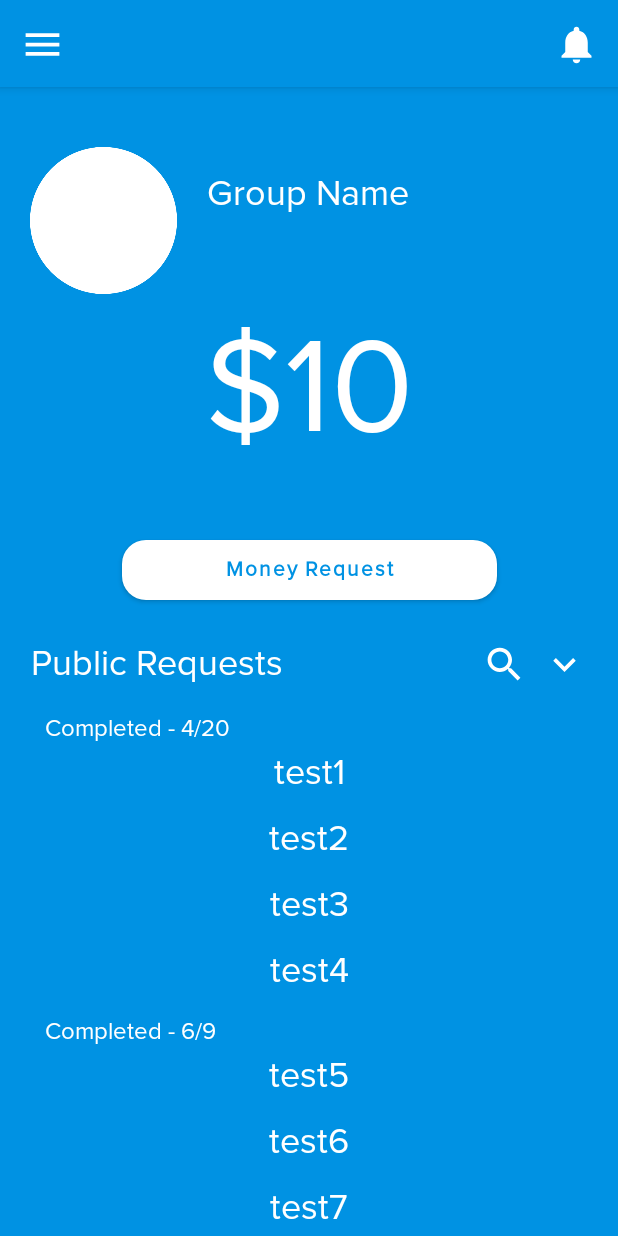
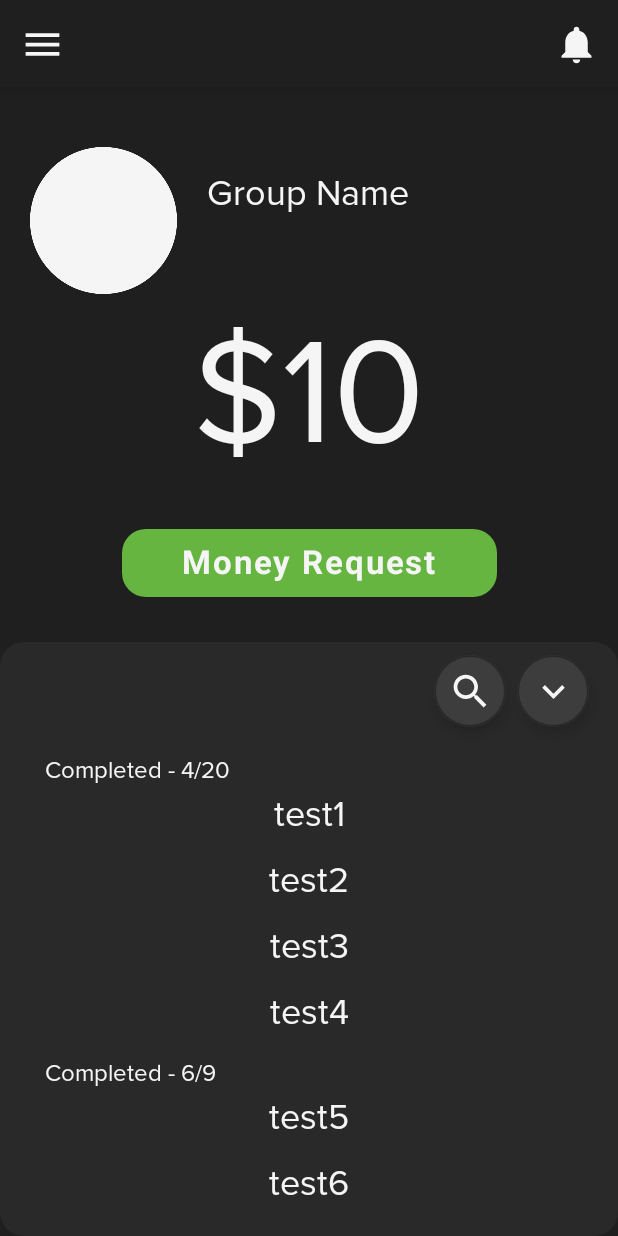
Before and after one commit to GRUP-MobileApp/Grupit, an Android app built with Jetpack Compose: the screen it shows after launch (MainActivity), on a phone screen of 412 x 824 dp. Run offline under Robolectric (Android 15) with nearby library versions, the phone set to English and light mode, and no system bars.

Commit message:
feature/MainPage -Updating AppTheme to tyfy color palette in figma

```diff
--- a/androidApp/src/main/java/com/example/grup/android/MainActivity.kt
+++ b/androidApp/src/main/java/com/example/grup/android/MainActivity.kt
@@ -3,6 +3,7 @@ package com.example.grup.android
 import androidx.appcompat.app.AppCompatActivity
 import android.os.Bundle
 import androidx.activity.compose.setContent
+import androidx.compose.foundation.background
 import androidx.compose.foundation.layout.*
 import androidx.compose.foundation.lazy.LazyColumn
 import androidx.compose.foundation.lazy.itemsIndexed
@@ -16,23 +17,19 @@ import androidx.compose.runtime.Composable
 import androidx.compose.runtime.CompositionLocalProvider
 import androidx.compose.ui.Alignment
 import androidx.compose.ui.Modifier
+import androidx.compose.ui.draw.clip
 import androidx.compose.ui.graphics.Color
 import androidx.compose.ui.res.painterResource
 import androidx.compose.ui.text.font.FontWeight
 import androidx.compose.ui.unit.dp
 import androidx.compose.ui.unit.sp
-
-import com.example.grup.android.ui.AppTheme
-import com.example.grup.android.ui.caption
-import com.example.grup.android.ui.h1Text
-import com.example.grup.android.ui.smallIcon
+import com.example.grup.android.ui.*
 
 
 class MainActivity : AppCompatActivity() {
     override fun onCreate(savedInstanceState: Bundle?) {
         super.onCreate(savedInstanceState)
         setContent {
-            MaterialTheme
             AppTheme {
                 MainLayout()
             }
@@ -50,6 +47,9 @@ fun MainLayout() {
                     .fillMaxWidth()
                     .fillMaxHeight(AppTheme.dimensions.topBarSize)
             )
+        },
+        bottomBar = {
+            /* TODO */
         },
         backgroundColor = AppTheme.colors.primary,
         modifier = Modifier.fillMaxSize()
@@ -136,23 +136,23 @@ fun GroupDetails() {
             }
             h1Text(
                 "$10",
-                fontSize = 90.sp
+                fontSize = 100.sp
             )
         }
-        Button(
-            colors = ButtonDefaults.buttonColors(backgroundColor = AppTheme.colors.secondary),
+        TextButton(
+            colors = ButtonDefaults.buttonColors(backgroundColor = AppTheme.colors.confirm),
             modifier = Modifier
                 .padding(bottom = AppTheme.dimensions.paddingMedium)
                 .width(250.dp)
-                .height(40.dp),
+                .height(45.dp),
             shape = AppTheme.shapes.large,
             onClick = { /*TODO*/ }
         ) {
             Text(
                 text = "Money Request",
-                fontWeight = FontWeight.ExtraBold,
-                fontFamily = AppTheme.typography.h1.fontFamily,
-                color = AppTheme.colors.primary,
+                fontWeight = FontWeight.Bold,
+                fontSize = 22.sp,
+                color = AppTheme.colors.onPrimary,
             )
         }
     }
@@ -165,6 +165,12 @@ fun PublicRequestsDetails() {
         "6/9" to listOf("test5", "test6", "test7", "test8")
     )
 
+    Box(
+        modifier = Modifier
+            .fillMaxSize()
+            .clip(AppTheme.shapes.large)
+            .background(AppTheme.colors.secondary)
+    ) {
         Column(
             verticalArrangement = Arrangement.spacedBy(AppTheme.dimensions.spacing),
             horizontalAlignment = Alignment.CenterHorizontally,
@@ -172,27 +178,33 @@ fun PublicRequestsDetails() {
                 .fillMaxSize()
         ) {
             Row(
-            horizontalArrangement = Arrangement.SpaceBetween,
+                horizontalArrangement = Arrangement.End,
                 verticalAlignment = Alignment.CenterVertically,
-            modifier = Modifier.fillMaxWidth(0.9f)
+                modifier = Modifier
+                    .fillMaxWidth(0.9f)
+                    .padding(top = AppTheme.dimensions.paddingMedium)
             ) {
-            h1Text(
-                text = "Public Requests"
-            )
                 Row(
                     horizontalArrangement = Arrangement.spacedBy(AppTheme.dimensions.smallSpacing)
                 ) {
-                smallIcon(
+                    IconButton(
+                        onClick = { /*TODO*/ },
+                        modifier = Modifier
+                    ) {
+
+                    }
+                    smallIconButton(
                         imageVector = Icons.Default.Search,
                         contentDescription = "Search List"
                     )
-                smallIcon(
+                    smallIconButton(
                         imageVector = Icons.Default.KeyboardArrowDown,
                         contentDescription = "Filter List"
                     )
                 }
             }
             PublicRequestsList(content = sampleList)
+        }
     }
 }
 
@@ -202,8 +214,7 @@ fun PublicRequestsList(content: Map<String, List<String>>) {
         verticalArrangement = Arrangement.spacedBy(AppTheme.dimensions.spacing),
         modifier = Modifier.fillMaxSize()
     ) {
-        itemsIndexed(content.keys.toList()) {
-                _: Int, filterGroup: String ->
+        itemsIndexed(content.keys.toList()) { _: Int, filterGroup: String ->
             caption(
                 text = "Completed - $filterGroup",
                 modifier = Modifier.padding(start = AppTheme.dimensions.paddingExtraLarge)
@@ -214,8 +225,7 @@ fun PublicRequestsList(content: Map<String, List<String>>) {
                 horizontalAlignment = Alignment.CenterHorizontally,
                 modifier = Modifier.fillMaxWidth()
             ) {
-                content[filterGroup]!!.forEach {
-                        request ->
+                content[filterGroup]!!.forEach { request ->
                     h1Text(
                         text = request,
                     )
--- a/androidApp/src/main/java/com/example/grup/android/ui/AppDimensions.kt
+++ b/androidApp/src/main/java/com/example/grup/android/ui/AppDimensions.kt
@@ -8,7 +8,7 @@ import androidx.compose.ui.unit.sp
 
 data class AppDimensions(
     val paddingSmall: Dp = 4.dp,
-    val paddingMedium: Dp = 8.dp,
+    val paddingMedium: Dp = 10.dp,
     val paddingLarge: Dp = 20.dp,
     val paddingExtraLarge: Dp = 30.dp,
     val smallSpacing: Dp = 10.dp,
@@ -17,6 +17,8 @@ data class AppDimensions(
     val groupDetailsSize: Dp = 350.dp,
     val topBarSize: Float = 0.07f,
     val iconSize: Dp = 30.dp,
+    val borderIconSize: Dp = iconSize + 15.dp,
+    val shadowElevationSize: Dp = 6.dp,
 
     val smallFont: TextUnit = 20.sp
 )
--- a/androidApp/src/main/java/com/example/grup/android/ui/Color.kt
+++ b/androidApp/src/main/java/com/example/grup/android/ui/Colors.kt
@@ -3,17 +3,22 @@ package com.example.grup.android.ui
 import androidx.compose.runtime.*
 import androidx.compose.ui.graphics.Color
 
-val cyan_blue = Color(0xFF0092E3)
+val dark_grey = Color(0xFF1F1F1F)
+val grey = Color(0xFF292929)
+val light_grey = Color(0xFF3D3D3D)
 val white = Color(0xFFFFFFFF)
+val off_white = Color(0xFFF5F5F5)
+val green = Color(0xFF65B540)
+val red = Color(0xFFEF1A1A)
 val red_error = Color(0xffff0033)
-val black = Color(0x00000000)
-val grey = Color(0xFF808080)
 
 class AppColors(
     primary: Color,
     secondary: Color,
     onPrimary: Color,
     onSecondary: Color,
+    confirm: Color,
+    deny: Color,
     caption: Color,
     error: Color
 ) {
@@ -25,6 +30,10 @@ class AppColors(
         private set
     var onSecondary by mutableStateOf(onSecondary)
         private set
+    var confirm by mutableStateOf(confirm)
+        private set
+    var deny by mutableStateOf(deny)
+        private set
     var caption by mutableStateOf(caption)
         private set
     var error by mutableStateOf(error)
@@ -34,6 +43,8 @@ class AppColors(
         secondary: Color = this.secondary,
         onPrimary: Color = this.onPrimary,
         onSecondary: Color = this.onSecondary,
+        confirm: Color = this.confirm,
+        deny: Color = this.deny,
         caption: Color = this.caption,
         error: Color = this.error,
     ): AppColors = AppColors(
@@ -41,6 +52,8 @@ class AppColors(
         secondary,
         onPrimary,
         onSecondary,
+        confirm,
+        deny,
         caption,
         error,
     )
@@ -50,23 +63,29 @@ class AppColors(
         secondary = other.secondary
         onPrimary = other.onPrimary
         onSecondary = other.onSecondary
+        confirm = other.confirm
+        deny = other.deny
         caption = other.caption
         error = other.error
     }
 }
 
 fun appColors(
-    primary: Color = cyan_blue,
-    secondary: Color = white,
-    onPrimary: Color = white,
-    onSecondary: Color = black,
-    caption: Color = grey,
+    primary: Color = dark_grey,
+    secondary: Color = grey,
+    onPrimary: Color = off_white,
+    onSecondary: Color = white,
+    confirm: Color = green,
+    deny: Color = red,
+    caption: Color = light_grey,
     error: Color = red_error
 ): AppColors = AppColors(
     primary = primary,
     secondary = secondary,
     onPrimary = onPrimary,
     onSecondary = onSecondary,
+    confirm = confirm,
+    deny = deny,
     caption = caption,
     error = error
 )
--- a/androidApp/src/main/java/com/example/grup/android/ui/Generics.kt
+++ b/androidApp/src/main/java/com/example/grup/android/ui/Generics.kt
@@ -1,12 +1,24 @@
 package com.example.grup.android.ui
 
+import androidx.compose.foundation.BorderStroke
+import androidx.compose.foundation.background
+import androidx.compose.foundation.border
 import androidx.compose.foundation.layout.size
+import androidx.compose.foundation.shape.CircleShape
 import androidx.compose.material.Icon
+import androidx.compose.material.IconButton
+import androidx.compose.material.LocalContentColor
 import androidx.compose.runtime.Composable
 import androidx.compose.material.Text
+import androidx.compose.ui.Alignment
 import androidx.compose.ui.Modifier
+import androidx.compose.ui.draw.clip
+import androidx.compose.ui.draw.shadow
+import androidx.compose.ui.graphics.Color
 import androidx.compose.ui.graphics.vector.ImageVector
 import androidx.compose.ui.unit.TextUnit
+import androidx.compose.ui.unit.dp
+import kotlinx.coroutines.selects.select
 
 @Composable
 fun h1Text(
@@ -46,7 +58,36 @@ fun smallIcon(
     Icon(
         imageVector = imageVector,
         contentDescription = contentDescription,
-        tint = AppTheme.colors.secondary,
+        tint = AppTheme.colors.onPrimary,
         modifier = modifier.size(AppTheme.dimensions.iconSize)
     )
 }
+
+@Composable
+fun smallIconButton(
+    imageVector: ImageVector,
+    contentDescription: String,
+    modifier: Modifier = Modifier
+) {
+    IconButton(onClick = {  },
+        modifier = Modifier
+            .size(AppTheme.dimensions.borderIconSize)
+            .shadow(
+                elevation = AppTheme.dimensions.shadowElevationSize,
+                shape = AppTheme.shapes.CircleShape,
+                clip = false
+            )
+            .clip(AppTheme.shapes.CircleShape)
+            .background(color = AppTheme.colors.caption)
+            .border(
+                border = BorderStroke(1.dp, AppTheme.colors.secondary),
+                shape = AppTheme.shapes.CircleShape
+            )
+    ) {
+        smallIcon(
+            imageVector = imageVector,
+            contentDescription = contentDescription,
+            modifier = modifier.clip(AppTheme.shapes.CircleShape)
+        )
+    }
+}
--- a/androidApp/src/main/java/com/example/grup/android/ui/Shape.kt
+++ /dev/null
@@ -1,11 +0,0 @@
-package com.example.grup.android.ui
-
-import androidx.compose.foundation.shape.RoundedCornerShape
-import androidx.compose.material.Shapes
-import androidx.compose.ui.unit.dp
-
-val shapes = Shapes(
-    small = RoundedCornerShape(4.dp),
-    medium = RoundedCornerShape(4.dp),
-    large = RoundedCornerShape(0.dp)
-)
--- a/androidApp/src/main/java/com/example/grup/android/ui/Shapes.kt
+++ b/androidApp/src/main/java/com/example/grup/android/ui/Shapes.kt
@@ -8,7 +8,9 @@ import androidx.compose.ui.unit.dp
 data class AppShapes (
     val small: CornerBasedShape = RoundedCornerShape(4.dp),
     val medium: CornerBasedShape = RoundedCornerShape(8.dp),
-    val large: CornerBasedShape = RoundedCornerShape(16.dp)
+    val large: CornerBasedShape = RoundedCornerShape(16.dp),
+
+    val CircleShape: RoundedCornerShape = RoundedCornerShape(50)
 )
 
 internal val LocalShapes = staticCompositionLocalOf { AppShapes() }
```
Lines whose indentation alone changed are shown as unchanged.
